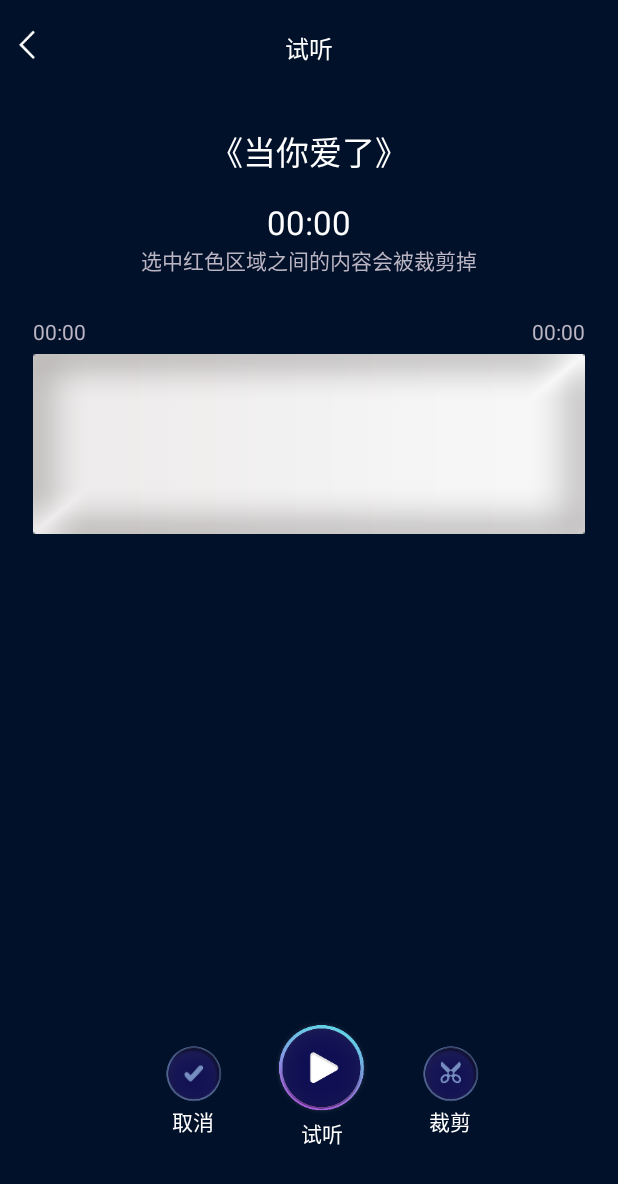
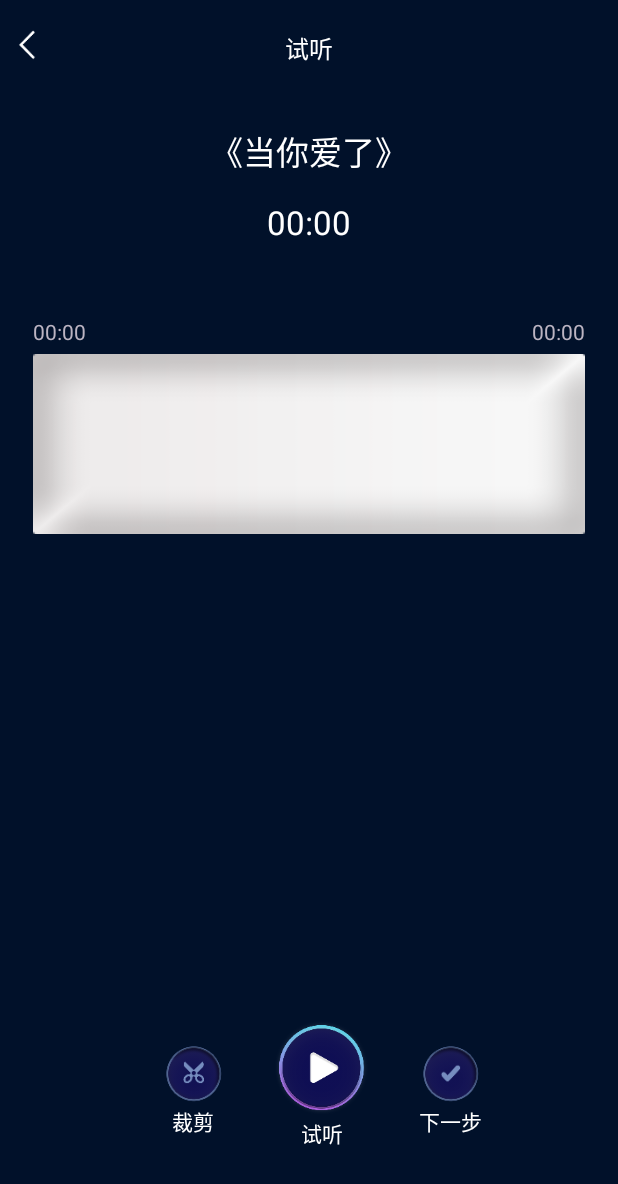
Before and after one commit to SergeyBurlaka/SuperRecorder2, an Android app: the CutActivity screen opened directly, with no data from a screen before it, on a phone screen of 412 x 824 dp. Shown: the top 1184 px of the screen. Run offline under Robolectric (Android 15) with nearby library versions, the phone set to English and light mode, and no system bars; libraries missing offline, so code that uses them is left out: com.blankj.utilcode, com.jakewharton.rxbinding2, com.jaygoo.widget, rx.android.schedulers, rx.functions and 1 more; Roboto replaces fonts that are not available here; 9 statements that could not run were skipped.

Commit message:
除了换背景音乐去，其余都搞定了。

```diff
--- a/app/src/main/java/com/yibogame/superrecorder/CutActivity.java
+++ b/app/src/main/java/com/yibogame/superrecorder/CutActivity.java
@@ -6,13 +6,11 @@ import android.media.AudioRecord;
 import android.os.Bundle;
 import android.os.Environment;
 import android.support.annotation.Nullable;
+import android.util.Log;
 import android.view.View;
 import android.view.ViewGroup;
 import android.view.ViewTreeObserver;
 import android.widget.FrameLayout;
-import android.widget.HorizontalScrollView;
-import android.widget.ImageView;
-import android.widget.RelativeLayout;
 import android.widget.TextView;
 
 import com.blankj.utilcode.util.BarUtils;
@@ -31,7 +29,6 @@ import java.util.ArrayList;
 import java.util.List;
 import java.util.concurrent.TimeUnit;
 
-import io.reactivex.functions.Function;
 import rx.Observable;
 import rx.Subscriber;
 import rx.android.schedulers.AndroidSchedulers;
@@ -67,6 +64,11 @@ public class CutActivity extends BaseActivity {
     private byte[] data = null;
     private int fileLength;
 
+    private TextView tvTip;
+    private CustomTextView ctvFirst;
+    private TextView tvTopTitle;
+    private CustomTextView ctvPlay;
+
     @Override
     protected void onCreate(@Nullable Bundle savedInstanceState) {
         super.onCreate(savedInstanceState);
@@ -83,12 +85,41 @@ public class CutActivity extends BaseActivity {
         cutContainer = findViewById(R.id.ll_cut);
         tvStart = findViewById(R.id.tv_start);
         tvEnd = findViewById(R.id.tv_end);
-        findViewById(R.id.ctv_next).setOnClickListener(v -> {
+        tvTip = findViewById(R.id.tv_tip);
+        ctvFirst = findViewById(R.id.ctv_next);
+        tvTopTitle = findViewById(R.id.tv_top_title);
+        mySeekBar = findViewById(R.id.seekbar1);
+        ctvPlay = findViewById(R.id.ctv_play);
+
+        cutView = new CutView(this, ConvertUtils.dp2px(120), list);
+
+
+        int seconds = (int) (FileUtils.getFileLength(base + "/mix.pcm") / 88200f);
+//        tvDuration.setText(getFormatedLenght(seconds));
+        tvEnd.setText(getFormatedLenght(seconds));
+        setUI();
+
+
+    }
+
+    private void setUI() {
+        if (isCut) {
+            initCut();
+        } else {
+            initListen();
+        }
+    }
+
+
+    private void initCut() {
+        tvTopTitle.setText("裁剪");
+        ctvFirst.setText("取消");
+        ctvFirst.setDrawableTop(R.mipmap.ic_save);
+        ctvFirst.setOnClickListener(v -> {
             finish();
         });
-
-
-        cutView = new CutView(this, ConvertUtils.dp2px(120), list);
+        ctvCut.setText("裁剪");
+        ctvCut.setDrawableTop(R.mipmap.ic_cut);
         ctvCut.setOnClickListener(v -> {
             showDialog("裁剪中……");
             Observable.just(true)
@@ -136,69 +167,7 @@ public class CutActivity extends BaseActivity {
                         }
                     });
         });
-
-        int seconds = (int) (FileUtils.getFileLength(base + "/mix.pcm") / 88200f);
-        tvDuration.setText(getFormatedLenght(seconds));
-        tvEnd.setText(getFormatedLenght(seconds));
-        if (isCut) {
-            init();
-        } else {
-            findViewById(R.id.seekbar1).setVisibility(View.GONE);
-            PlayView playView = new PlayView(this);
-            FrameLayout.LayoutParams layoutParams = new FrameLayout.LayoutParams(100, 100);
-            playView.setLayoutParams(layoutParams);
-            hsv.removeAllViews();
-            hsv.addView(playView);
-            calculateVolume();
-            playView.setListVolume(list);
-            //
-            fileLength = getLength(base + "/mix.pcm");
-            pcmPlayer = new PCMPlayer(0, 0, 0);
-            mPrimePlaySize = pcmPlayer.getBufferSize() * 2;
-            CustomTextView ctvPlay = findViewById(R.id.ctv_play);
-            RxView.clicks(ctvPlay)
-                    .map(o -> ctvPlay)
-                    .throttleFirst(300, TimeUnit.MILLISECONDS)
-                    .subscribe(o -> {
-                        if (!isPlaying) {
-                            isPlaying = true;
-                            o.setText("暂停");
-                            o.setDrawableTop(R.mipmap.ic_cut_pause);
-                            threadPlay = new Thread(new Runnable() {
-                                @Override
-                                public void run() {
-                                    data = readSDFile(base + "/mix.pcm");
-                                    while (isPlaying) {
-                                        pcmPlayer.write(data, mPlayOffset, mPrimePlaySize);
-                                        runOnUiThread(new Runnable() {
-                                            @Override
-                                            public void run() {
-                                                float percent = mPlayOffset / (float) data.length;
-                                                playView.setPlayPercent(percent);
-                                                if (mPlayOffset >= data.length) {
-                                                    isPlaying = false;
-                                                    o.setDrawableTop(R.mipmap.ic_cut_play);
-                                                    mPlayOffset = 0;
-                                                }
-                                            }
-                                        });
-                                        mPlayOffset += mPrimePlaySize;
-                                    }
-                                }
-                            });
-                            threadPlay.start();
-                        } else {
-                            isPlaying = false;
-                            o.setText("试听");
-                            o.setDrawableTop(R.mipmap.ic_cut_play);
-                        }
-                    });
-        }
-
-
-    }
-
-    private void init() {
+        tvTip.setVisibility(View.VISIBLE);
         Observable.just(true)
                 .map(new Func1<Boolean, Boolean>() {
                     @Override
@@ -222,6 +191,7 @@ public class CutActivity extends BaseActivity {
                         cutView.postInvalidate();
                         cutView.setScrollX(0);
 
+
                         hsv.measure(0, 0);
 
                         //增加整体布局监听
@@ -235,6 +205,10 @@ public class CutActivity extends BaseActivity {
                                 mySeekBar.setValue(0, maxRange1 > 100 ? 100 : maxRange1);
                                 float[] range = mySeekBar.getCurrentRange();
                                 cutView.setRange(range);
+                                tvStart.setText(getFormatedLenght(0));
+                                tvEnd.setText(getFormatedLenght((int) (FileUtils.getFileLength(base + "/mix.pcm") / 88200)));
+                                int seconds = (int) (FileUtils.getFileLength(base + "/mix.pcm") / 88200f);
+                                tvDuration.setText(getFormatedLenght(seconds));
                             }
                         });
 
@@ -248,34 +222,47 @@ public class CutActivity extends BaseActivity {
                             }
                         });
 
-                        mySeekBar = findViewById(R.id.seekbar1);
                         mySeekBar.setOnRangeChangedListener(new MySeekBar.OnRangeChangedListener() {
                             @Override
                             public void onRangeChanged(MySeekBar view, float min, float max, boolean isFromUser) {
                                 float[] floats = cutView.getFromAndToPercent();
-
-
                                 float[] range = mySeekBar.getCurrentRange();
+                                byte[] bytes = readSDFile(base + "/mix.pcm");
+                                if (cutView.getMaxLength() == 0 || range[1] == 0 || hsv.getMeasuredWidth() == 0) {
+                                    return;
+                                }
                                 if (range[1] / 100f * hsv.getMeasuredWidth() > cutView.getMaxLength()) {
                                     mySeekBar.setValue(range[0], (float) cutView.getMaxLength() / hsv.getMeasuredWidth() * 100);
                                     return;
                                 }
                                 range = mySeekBar.getCurrentRange();
-//                                LogUtils.d("min="+min+",max="+max+",range[0]="+range[0]+",range[1]="+range[1]);
                                 cutView.setRange(range);
                                 if (floats[1] == 0) {
                                     return;
                                 }
-                                byte[] bytes = readSDFile(base + "/mix.pcm");
                                 tvStart.setText(getFormatedLenght((int) ((bytes.length * floats[0]) / 88200)));
                                 tvEnd.setText(getFormatedLenght((int) (bytes.length * floats[1] / 88200)));
-//                                LogUtils.d("(int) (bytes.length * floats[1] / 88200))="+(int) (bytes.length * floats[1] / 88200));
                             }
                         });
                         hsv.removeAllViews();
                         hsv.addView(cutView);
                         cutContainer.setCutViewLength(cutView.getMaxLength());
+                        for (int i = 0; i < cutContainer.getChildCount(); i++) {
+                            if (cutContainer.getChildAt(i) instanceof PlayView) {
+                                cutContainer.getChildAt(i).setVisibility(View.GONE);
+                            } else {
+                                cutContainer.getChildAt(i).setVisibility(View.VISIBLE);
+                            }
+                        }
                         dismissProgressDialog();
+
+                        RxView.clicks(ctvPlay)
+                                .map(o -> ctvPlay)
+                                .throttleFirst(300, TimeUnit.MILLISECONDS)
+                                .subscribe(o -> {
+                                    isCut = false;
+                                    setUI();
+                                });
                     }
 
                     @Override
@@ -290,6 +277,90 @@ public class CutActivity extends BaseActivity {
                 });
     }
 
+    private float playPercent;
+
+    private void initListen() {
+
+        tvTopTitle.setText("试听");
+        ctvFirst.setText("裁剪");
+        ctvFirst.setDrawableTop(R.mipmap.ic_cut);
+        ctvFirst.setOnClickListener(v -> {
+            stop();
+            this.isCut = true;
+            setUI();
+        });
+        ctvCut.setText("下一步");
+        ctvCut.setDrawableTop(R.mipmap.ic_save);
+        ctvCut.setOnClickListener(v -> {
+            stop();
+            ctvPlay.setText("试听");
+            ctvPlay.setDrawableTop(R.mipmap.ic_cut_play);
+            Intent intent = new Intent(CutActivity.this, SettingAudioActivity.class);
+            startActivity(intent);
+        });
+        tvTip.setVisibility(View.INVISIBLE);
+        findViewById(R.id.seekbar1).setVisibility(View.GONE);
+        PlayView playView = new PlayView(this);
+        FrameLayout.LayoutParams layoutParams = new FrameLayout.LayoutParams(ViewGroup.LayoutParams.MATCH_PARENT, ViewGroup.LayoutParams.MATCH_PARENT);
+        playView.setLayoutParams(layoutParams);
+//        cutContainer.removeAllViews();
+        for (int i = 0; i < cutContainer.getChildCount(); i++) {
+            cutContainer.getChildAt(i).setVisibility(View.GONE);
+        }
+        playView.setVisibility(View.VISIBLE);
+        cutContainer.addView(playView);
+        calculateVolume();
+        playView.setListVolume(list);
+        //
+        fileLength = getLength(base + "/mix.pcm");
+        pcmPlayer = new PCMPlayer(0, 0, 0);
+        mPrimePlaySize = pcmPlayer.getBufferSize() * 2;
+        tvStart.setText(getFormatedLenght(0));
+        tvEnd.setText(getFormatedLenght((int) (FileUtils.getFileLength(base + "/mix.pcm") / 88200f)));
+        int seconds = (int) (FileUtils.getFileLength(base + "/mix.pcm") / 88200f);
+        playPercent = 0;
+        mPlayOffset = 0;
+        tvDuration.setText(getFormatedLenght((int) (seconds * playPercent)));
+        RxView.clicks(ctvPlay)
+                .map(o -> ctvPlay)
+                .throttleFirst(300, TimeUnit.MILLISECONDS)
+                .subscribe(o -> {
+                    if (!isPlaying) {
+                        isPlaying = true;
+                        o.setText("暂停");
+                        o.setDrawableTop(R.mipmap.ic_cut_pause);
+                        threadPlay = new Thread(new Runnable() {
+                            @Override
+                            public void run() {
+                                data = readSDFile(base + "/mix.pcm");
+                                while (isPlaying) {
+                                    pcmPlayer.write(data, mPlayOffset, mPrimePlaySize);
+                                    runOnUiThread(new Runnable() {
+                                        @Override
+                                        public void run() {
+                                            playPercent = mPlayOffset / (float) data.length;
+                                            playView.setPlayPercent(playPercent);
+                                            tvDuration.setText(getFormatedLenght((int) (seconds * playView.getPlayPercent())));
+                                            if (mPlayOffset >= data.length) {
+                                                isPlaying = false;
+                                                o.setDrawableTop(R.mipmap.ic_cut_play);
+                                                mPlayOffset = 0;
+                                            }
+                                        }
+                                    });
+                                    mPlayOffset += mPrimePlaySize;
+                                }
+                            }
+                        });
+                        threadPlay.start();
+                    } else {
+                        isPlaying = false;
+                        o.setText("试听");
+                        o.setDrawableTop(R.mipmap.ic_cut_play);
+                    }
+                });
+    }
+
 
     private String getFormatedLenght(int length) {
         int minutes = length / 60;
@@ -298,6 +369,7 @@ public class CutActivity extends BaseActivity {
     }
 
     private void calculateVolume() {
+        list.clear();
         byte[] bytes = readSDFile(base + "/mix.pcm");
         int bufferSize = AudioRecord.getMinBufferSize(44100, AudioFormat.CHANNEL_IN_MONO, AudioFormat.ENCODING_PCM_16BIT) * 100;
         bufferSize = 88200 / 4;
@@ -438,6 +510,8 @@ public class CutActivity extends BaseActivity {
         if (threadPlay != null && threadPlay.isAlive() && !threadPlay.isInterrupted()) {
             isPlaying = false;
             threadPlay.interrupt();
+            ctvPlay.setText("试听");
+            ctvPlay.setDrawableTop(R.mipmap.ic_cut_play);
         }
     }
 
--- a/app/src/main/java/com/yibogame/superrecorder/PlayView.java
+++ b/app/src/main/java/com/yibogame/superrecorder/PlayView.java
@@ -24,7 +24,7 @@ public class PlayView extends View {
     private Paint mPaint;
     private float playPercent;
 
-    private static final int lineWidth = 4;
+    private static final int lineWidth = 5;
 
     private int colorAccent = Color.parseColor("#c10e41");
     private int colorDefault = Color.parseColor("#b7bbc6");
@@ -60,6 +60,13 @@ public class PlayView extends View {
 
     public void setPlayPercent(float playPercent) {
         this.playPercent = playPercent;
+        if (playPercent * (widthPerLine + space) * listVolume.size() >= getMeasuredWidth()) {
+//            this.setLeft((widthPerLine + space) * listVolume.size() * -1);
+            this.layout((int) (playPercent * (widthPerLine + space) * listVolume.size() - getMeasuredWidth() + 100) * -1, getTop(), getRight(), getBottom());
+        }
+        if (playPercent <= 0) {
+            this.setLeft(0);
+        }
         invalidate();
     }
 
@@ -72,12 +79,40 @@ public class PlayView extends View {
     @Override
     protected void onMeasure(int widthMeasureSpec, int heightMeasureSpec) {
         super.onMeasure(widthMeasureSpec, heightMeasureSpec);
+        int width = getMySize(200, widthMeasureSpec);
+        int height = getMySize(0, heightMeasureSpec);
+
+
+        setMeasuredDimension(width, height);
+    }
+
+    private int getMySize(int defaultSize, int measureSpec) {
+        int mySize = defaultSize;
+
+        int mode = MeasureSpec.getMode(measureSpec);
+        int size = MeasureSpec.getSize(measureSpec);
+
+        switch (mode) {
+            case MeasureSpec.UNSPECIFIED: {//如果没有指定大小，就设置为默认大小
+                mySize = defaultSize;
+                break;
+            }
+            case MeasureSpec.AT_MOST: {//如果测量模式是最大取值为size
+                //我们将大小取最大值,你也可以取其他值
+                mySize = size;
+                break;
+            }
+            case MeasureSpec.EXACTLY: {//如果是固定的大小，那就不要去改变它
+                mySize = size;
+                break;
+            }
+        }
+        return mySize;
     }
 
     @Override
     protected void onDraw(Canvas canvas) {
         super.onDraw(canvas);
-
         if (listVolume == null || listVolume.size() <= 0) {
             return;
         }
@@ -87,15 +122,14 @@ public class PlayView extends View {
             int offset = i * (widthPerLine + space);
             //画时间线
             mPaint.setColor(colorCursorLine);
-            canvas.drawRect(playPercent * getMeasuredWidth(), 0, offset + lineWidth, getMeasuredHeight(), mPaint);
-            if (offset < playPercent * getMeasuredWidth()) {
+            canvas.drawRect(playPercent * (widthPerLine + space) * listVolume.size(), 0, playPercent * (widthPerLine + space) * listVolume.size() + lineWidth, getMeasuredHeight(), mPaint);
+            if (offset < playPercent * (widthPerLine + space) * listVolume.size()) {
+                mPaint.setColor(colorAccent);
+            } else {
                 mPaint.setColor(colorDefault);
-            } else {
-                mPaint.setColor(colorAccent);
             }
             //画音频线
             canvas.drawRect(offset, getMeasuredHeight() - height, offset + widthPerLine, getMeasuredHeight(), mPaint);
         }
-        canvas.drawColor(colorAccent);
     }
 }
--- a/app/src/main/java/com/yibogame/superrecorder/RecordActivity.java
+++ b/app/src/main/java/com/yibogame/superrecorder/RecordActivity.java
@@ -223,6 +223,7 @@ public class RecordActivity extends BaseActivity implements IRecordListener {
                     setRecordStatus(RecordStatus.PAUSE);
                     setPlaying(false);
                     Intent intent = new Intent(RecordActivity.this, CutActivity.class);
+                    intent.putExtra("isCut", true);
                     startActivity(intent);
                 });
         ctvRecordPause = findViewById(R.id.ctv_record_pause);
--- a/app/src/main/res/layout/activity_cut.xml
+++ b/app/src/main/res/layout/activity_cut.xml
@@ -25,6 +25,7 @@
             android:src="@mipmap/ic_back" />
 
         <TextView
+            android:id="@+id/tv_top_title"
             android:layout_width="wrap_content"
             android:layout_height="wrap_content"
             android:layout_centerHorizontal="true"
```
